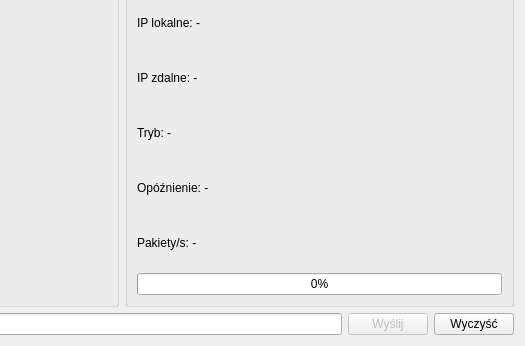
Qt form connectionwindow.ui (surowyantoni/PK_projekt_SK) before a commit; both pictures show x 475 to 1000 and y 154 to 500 of the 1000 by 500 pixel window.
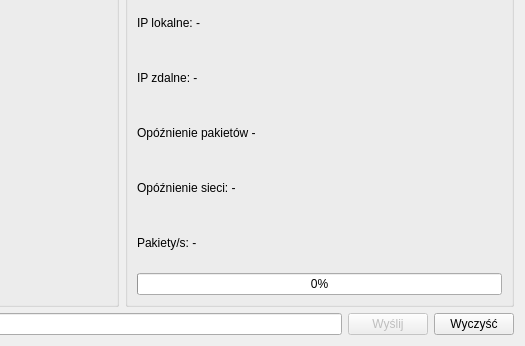
The same form after that commit.

Commit message: zapomniałem o labelach opóźnień ;/

Diff of the .ui file:
```diff
--- a/connectionwindow.ui
+++ b/connectionwindow.ui
@@ -260,14 +260,14 @@
         <item>
          <widget class="QLabel" name="labelMode">
           <property name="text">
-           <string>Tryb: -</string>
+           <string>Opóźnienie pakietów -</string>
           </property>
          </widget>
         </item>
         <item>
          <widget class="QLabel" name="labelPing">
           <property name="text">
-           <string>Opóźnienie: -</string>
+           <string>Opóźnienie sieci: -</string>
           </property>
          </widget>
         </item>
```
